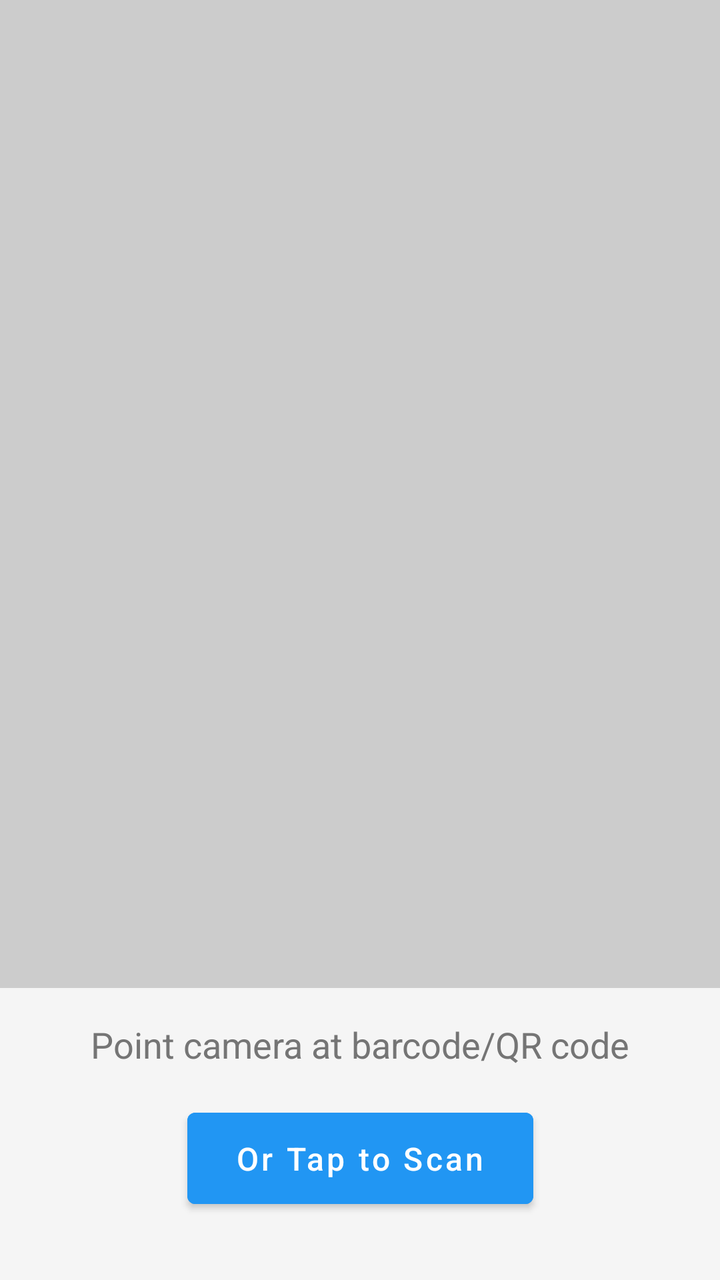
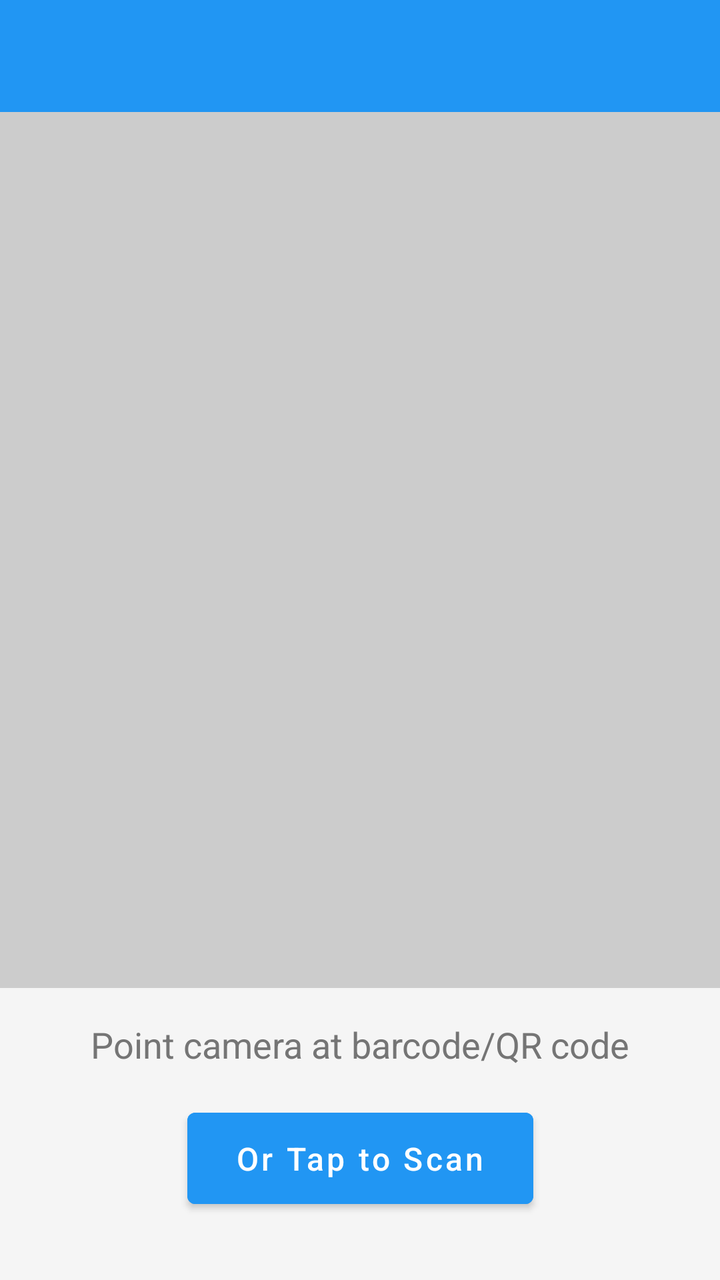

Before-and-after screenshots of an Android layout around one commit, followed by the original layout XML and the change that was made.
<!-- AndroidManifest.xml: application theme AppTheme -->
<!-- res/layout/activity_scan.xml -->
<?xml version="1.0" encoding="utf-8"?>
<androidx.constraintlayout.widget.ConstraintLayout xmlns:android="http://schemas.android.com/apk/res/android"
    xmlns:app="http://schemas.android.com/apk/res-auto"
    xmlns:tools="http://schemas.android.com/tools"
    android:layout_width="match_parent"
    android:layout_height="match_parent"
    tools:context=".ScanActivity"> 

    <FrameLayout
        android:id="@+id/cameraPreview"
        android:layout_width="0dp"
        android:layout_height="0dp"
        android:layout_marginBottom="16dp"
        app:layout_constraintTop_toTopOf="parent"
        app:layout_constraintBottom_toTopOf="@+id/textViewScanPrompt"
        app:layout_constraintStart_toStartOf="parent"
        app:layout_constraintEnd_toEndOf="parent"
        android:background="#CCCCCC" /> 

    <TextView
        android:id="@+id/textViewScanPrompt"
        android:layout_width="wrap_content"
        android:layout_height="wrap_content"
        android:layout_marginBottom="16dp"
        android:text="Point camera at barcode/QR code"
        android:textAppearance="@style/TextAppearance.AppCompat.Medium"
        app:layout_constraintBottom_toTopOf="@+id/buttonLaunchScanner"
        app:layout_constraintEnd_toEndOf="parent"
        app:layout_constraintStart_toStartOf="parent" />

    <Button
        android:id="@+id/buttonLaunchScanner"
        android:layout_width="wrap_content"
        android:layout_height="wrap_content"
        android:layout_marginBottom="32dp"
        android:text="Or Tap to Scan"
        app:layout_constraintBottom_toBottomOf="parent"
        app:layout_constraintEnd_toEndOf="parent"
        app:layout_constraintStart_toStartOf="parent" />

</androidx.constraintlayout.widget.ConstraintLayout>
<!-- resources referenced by this layout -->
<resources>
  <style name="AppTheme" parent="Theme.MaterialComponents.DayNight.DarkActionBar">
          
          <item name="colorPrimary">@color/colorPrimary</item>
          <item name="colorPrimaryVariant">@color/colorPrimaryDark</item>
          <item name="colorOnPrimary">@color/textColorOnPrimary</item>
          
          <item name="colorSecondary">@color/colorAccent</item>
          <item name="colorSecondaryVariant">@color/colorAccent</item> 
          <item name="colorOnSecondary">@color/textColorOnAccent</item>
          
          <item name="android:statusBarColor" tools:targetApi="l">?attr/colorPrimaryVariant</item>
          
          <item name="android:windowBackground">@color/windowBackground</item>
          
          <item name="android:textColorPrimary">@color/textColorPrimary</item>
          <item name="android:textColorSecondary">@color/textColorSecondary</item>
  
          
          <item name="materialButtonStyle">@style/Widget.App.Button</item>
          <item name="buttonStyle">@style/Widget.App.Button</item>
  
  
      </style>
  <color name="colorPrimary">#2196F3</color>
  <color name="colorPrimaryDark">#1976D2</color>
  <color name="textColorOnPrimary">#FFFFFF</color>
  <color name="colorAccent">#FF9800</color>
  <color name="textColorOnAccent">#FFFFFF</color>
  <color name="windowBackground">#F5F5F5</color>
  <color name="textColorPrimary">#212121</color>
  <color name="textColorSecondary">#757575</color>
  <style name="Widget.App.Button" parent="Widget.MaterialComponents.Button">
          <item name="android:backgroundTint">@color/colorPrimary</item>
          <item name="android:textColor">@color/textColorOnPrimary</item>
          <item name="android:paddingLeft">24dp</item>
          <item name="android:paddingRight">24dp</item>
          <item name="android:paddingTop">12dp</item>
          <item name="android:paddingBottom">12dp</item>
          <item name="android:textAllCaps">false</item>
          <item name="android:textSize">16sp</item>
      </style>
</resources>

<!-- the commit's change to res/layout/activity_scan.xml (unified diff, before → after) -->
@@ -6,12 +6,28 @@
     android:layout_height="match_parent"
     tools:context=".ScanActivity"> 
 
+    <com.google.android.material.appbar.AppBarLayout
+        android:id="@+id/appBarLayout"
+        android:layout_width="match_parent"
+        android:layout_height="wrap_content"
+        android:theme="@style/ThemeOverlay.MaterialComponents.Dark.ActionBar"
+        app:layout_constraintTop_toTopOf="parent"
+        app:layout_constraintStart_toStartOf="parent"
+        app:layout_constraintEnd_toEndOf="parent">
+
+        <com.google.android.material.appbar.MaterialToolbar
+            android:id="@+id/toolbar"
+            android:layout_width="match_parent"
+            android:layout_height="?attr/actionBarSize"
+            app:popupTheme="@style/ThemeOverlay.MaterialComponents.Light" />
+    </com.google.android.material.appbar.AppBarLayout>
+
     <FrameLayout
         android:id="@+id/cameraPreview"
         android:layout_width="0dp"
         android:layout_height="0dp"
         android:layout_marginBottom="16dp"
-        app:layout_constraintTop_toTopOf="parent"
+        app:layout_constraintTop_toBottomOf="@id/appBarLayout"
         app:layout_constraintBottom_toTopOf="@+id/textViewScanPrompt"
         app:layout_constraintStart_toStartOf="parent"
         app:layout_constraintEnd_toEndOf="parent"
<!-- resource entries referenced after the edit -->
@@ -1,6 +1,6 @@
 <!-- resources referenced by this layout -->
 <resources>
-  <style name="AppTheme" parent="Theme.MaterialComponents.DayNight.DarkActionBar">
+  <style name="AppTheme" parent="Theme.MaterialComponents.DayNight.NoActionBar">
           
           <item name="colorPrimary">@color/colorPrimary</item>
           <item name="colorPrimaryVariant">@color/colorPrimaryDark</item>
